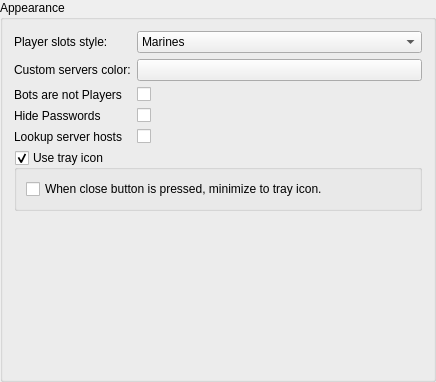
This is src/core/gui/configuration/cfgappearance.ui in Destroyerrrocket/doomseeker-unofficial as Qt 5 draws it before an edit. The edited form follows.
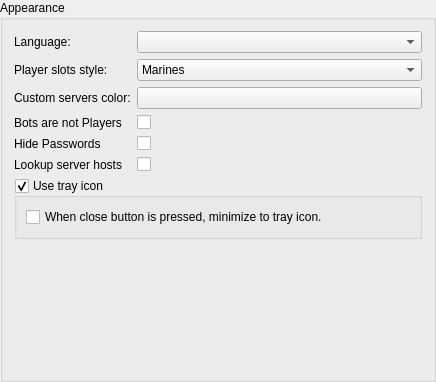
This is the edited form. Custom widgets are drawn as their Qt base class.

Commit message: - Added language selection box to appearance configuration page.

What changed in the file:
```diff
--- a/src/core/gui/configuration/cfgappearance.ui
+++ b/src/core/gui/configuration/cfgappearance.ui
@@ -19,14 +19,14 @@
   <layout class="QVBoxLayout" name="verticalLayout">
    <item>
     <layout class="QFormLayout" name="formLayout">
-     <item row="0" column="0">
+     <item row="1" column="0">
       <widget class="QLabel" name="label_5">
        <property name="text">
         <string>Player slots style:</string>
        </property>
       </widget>
      </item>
-     <item row="0" column="1">
+     <item row="1" column="1">
       <widget class="QComboBox" name="slotStyle">
        <property name="sizePolicy">
         <sizepolicy hsizetype="Expanding" vsizetype="Fixed">
@@ -51,14 +51,14 @@
        </item>
       </widget>
      </item>
-     <item row="1" column="0">
+     <item row="2" column="0">
       <widget class="QLabel" name="label_6">
        <property name="text">
         <string>Custom servers color:</string>
        </property>
       </widget>
      </item>
-     <item row="1" column="1">
+     <item row="2" column="1">
       <widget class="ColorButton" name="btnCustomServersColor">
        <property name="sizePolicy">
         <sizepolicy hsizetype="Expanding" vsizetype="Fixed">
@@ -71,48 +71,71 @@
        </property>
       </widget>
      </item>
-     <item row="2" column="0">
+     <item row="3" column="0">
       <widget class="QLabel" name="label_2">
        <property name="text">
         <string>Bots are not Players</string>
        </property>
       </widget>
      </item>
-     <item row="2" column="1">
+     <item row="3" column="1">
       <widget class="QCheckBox" name="cbBotsNotPlayers">
        <property name="text">
         <string/>
        </property>
       </widget>
      </item>
-     <item row="3" column="0">
+     <item row="4" column="0">
       <widget class="QLabel" name="label">
        <property name="text">
         <string>Hide Passwords</string>
        </property>
       </widget>
      </item>
-     <item row="3" column="1">
+     <item row="4" column="1">
       <widget class="QCheckBox" name="cbHidePasswords">
        <property name="text">
         <string/>
        </property>
       </widget>
      </item>
-     <item row="4" column="0">
+     <item row="5" column="0">
       <widget class="QLabel" name="label_3">
        <property name="text">
         <string>Lookup server hosts</string>
        </property>
       </widget>
      </item>
-     <item row="4" column="1">
+     <item row="5" column="1">
       <widget class="QCheckBox" name="cbLookupHosts">
        <property name="text">
         <string/>
        </property>
       </widget>
      </item>
+     <item row="0" column="0">
+      <widget class="QLabel" name="label_4">
+       <property name="text">
+        <string>Language:</string>
+       </property>
+      </widget>
+     </item>
+     <item row="0" column="1">
+      <widget class="QComboBox" name="cboLanguage">
+       <property name="sizePolicy">
+        <sizepolicy hsizetype="Expanding" vsizetype="Fixed">
+         <horstretch>0</horstretch>
+         <verstretch>0</verstretch>
+        </sizepolicy>
+       </property>
+       <property name="iconSize">
+        <size>
+         <width>26</width>
+         <height>15</height>
+        </size>
+       </property>
+      </widget>
+     </item>
     </layout>
    </item>
    <item>
```
The commit also changes 6 other files.
